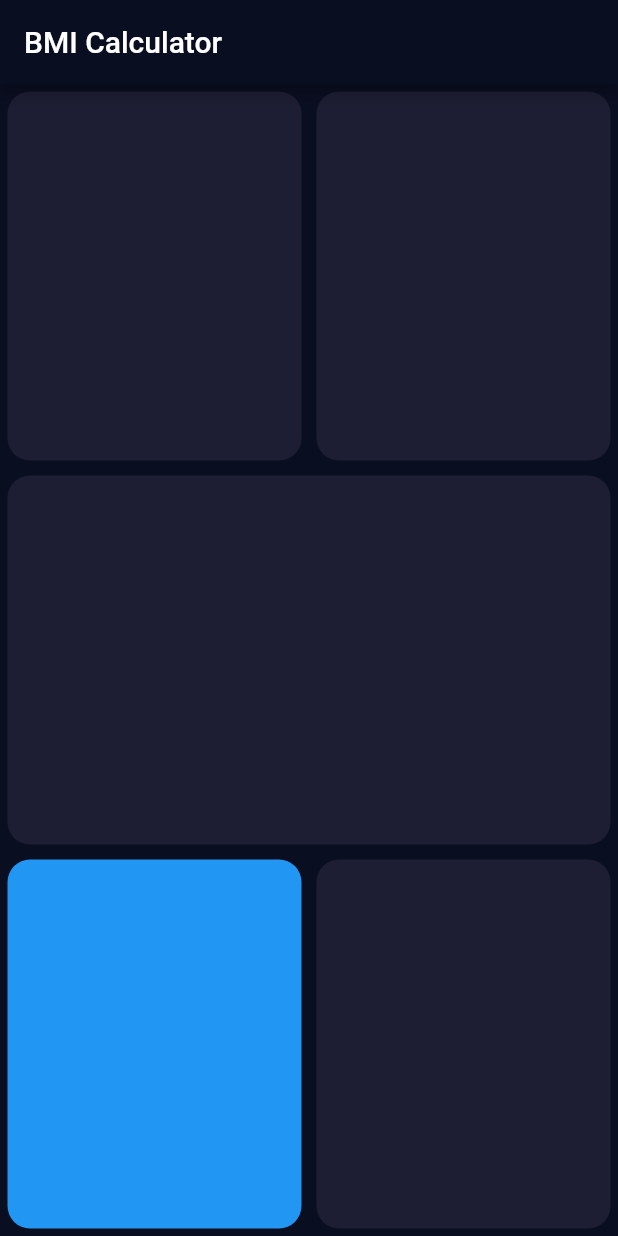
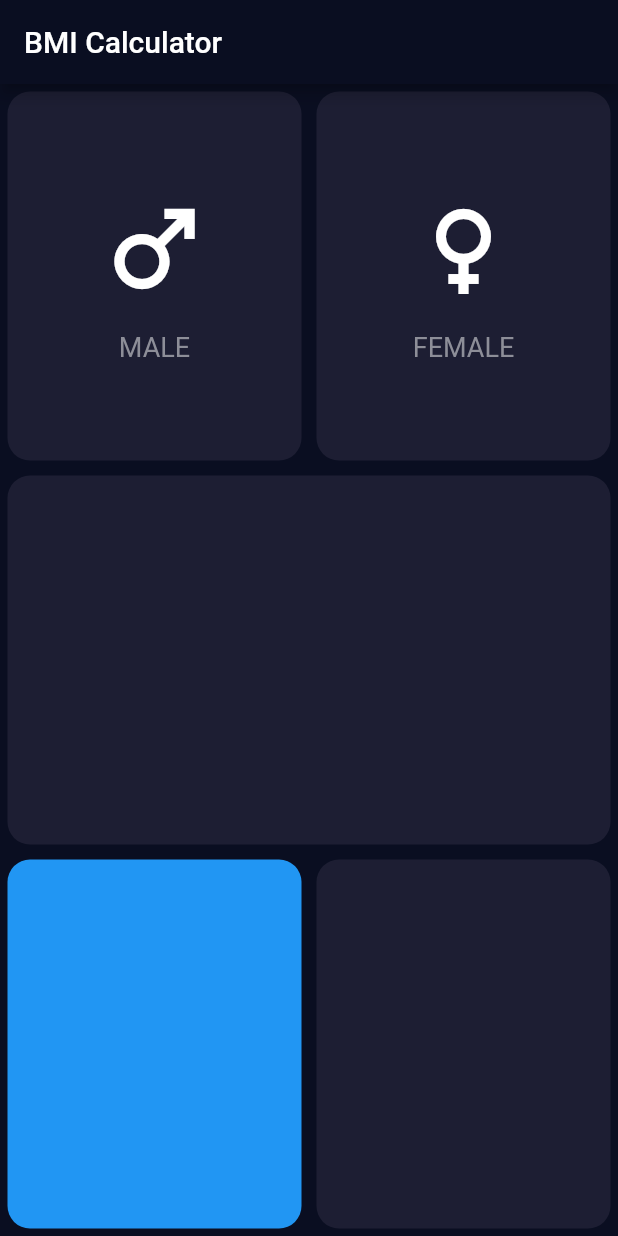
Before and after one commit to HaileMariamR/BMI_CALCULAOR_FLUTTER_APP, a Flutter app: the screen it shows after launch, on a phone screen of 412 x 824 dp. Run offline on Flutter 3.47's test engine with Material 2 defaults, Android fonts, the phone set to English and light mode, and no system bars.

Commit message:
Making reuseable componenets for the app

```diff
--- a/bmi/lib/Input.dart
+++ b/bmi/lib/Input.dart
@@ -22,10 +22,18 @@ class _InputPageState extends State<InputPage> {
               Expanded(
                   child: ResuseableCard(
                 inputColor: Color(0xFF1D1E33),
+                cardChild: IconContent(
+                  icon: Icons.male,
+                  name: "MALE",
+                ),
               )),
               Expanded(
                 child: ResuseableCard(
                   inputColor: Color(0xFF1D1E33),
+                  cardChild: IconContent(
+                    icon: Icons.female,
+                    name: "FEMALE",
+                  ),
                 ),
               ),
             ],
@@ -53,13 +61,41 @@ class _InputPageState extends State<InputPage> {
   }
 }
 
+class IconContent extends StatelessWidget {
+  IconContent({this.name, required this.icon});
+  final String? name;
+  final IconData icon;
+  @override
+  Widget build(BuildContext context) {
+    return Column(
+      mainAxisAlignment: MainAxisAlignment.center,
+      children: [
+        Icon(
+          icon,
+          size: 80.0,
+          color: Colors.white,
+        ),
+        SizedBox(
+          height: 15.0,
+        ),
+        Text(
+          name.toString(),
+          style: TextStyle(fontSize: 18.0, color: Color(0xFF8D8E98)),
+        )
+      ],
+    );
+  }
+}
+
 class ResuseableCard extends StatelessWidget {
-  ResuseableCard({required this.inputColor});
-  Color inputColor;
+  ResuseableCard({required this.inputColor, this.cardChild});
+  final Color inputColor;
+  final Widget? cardChild;
 
   @override
   Widget build(BuildContext context) {
     return Container(
+      child: cardChild,
       margin: EdgeInsets.all(5),
       decoration: BoxDecoration(
         color: inputColor,
```
